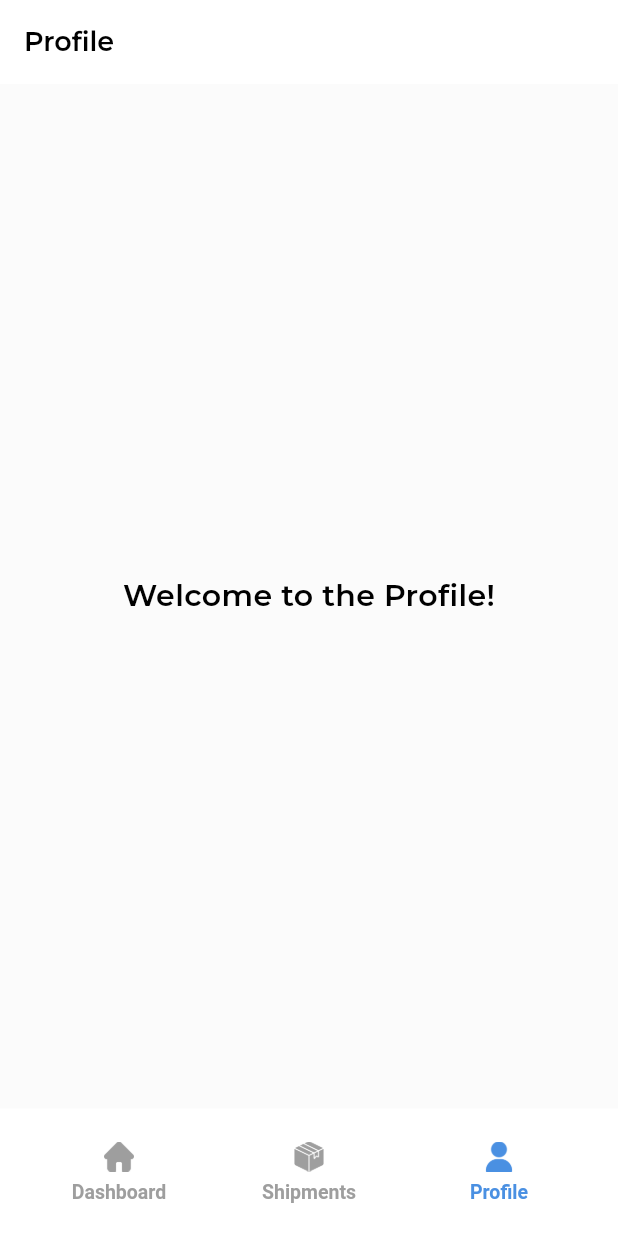
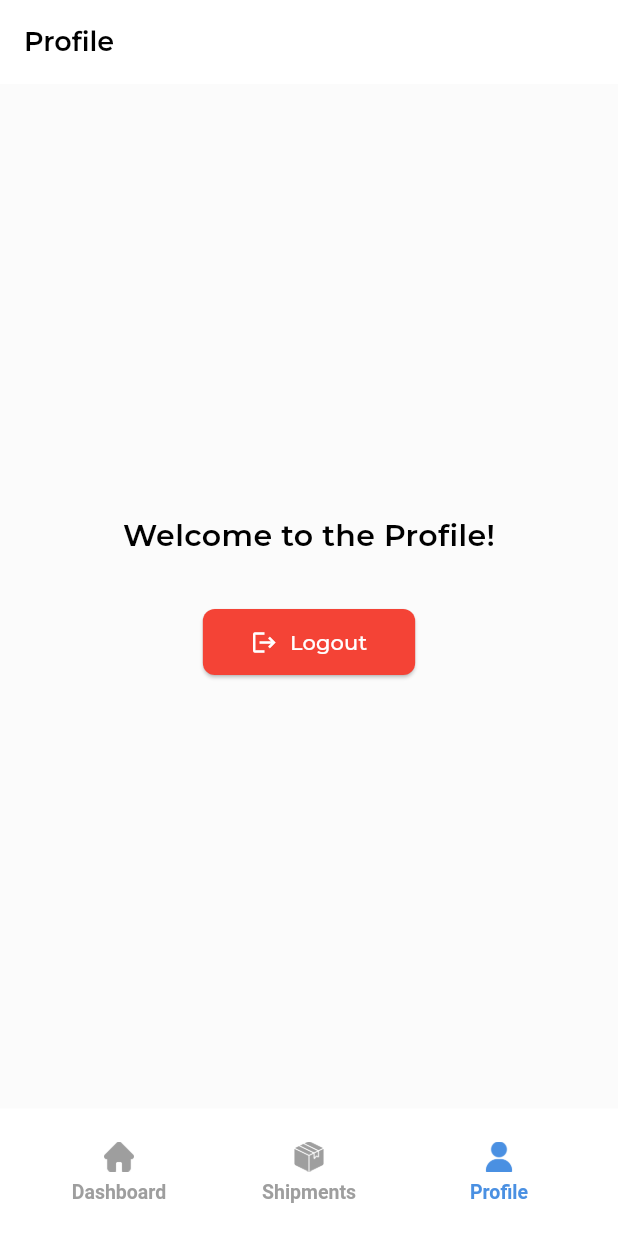
Before and after one commit to sameermansoori1/phoenixFrontend, a Flutter app: the ProfileScreen screen opened by its route, on a phone screen of 412 x 824 dp. Run offline on Flutter 3.47's test engine with Material 3 defaults, Android fonts, the light colour scheme and no system bars; our stand-ins replace device_preview, dio, equatable, flutter_bloc, flutter_secure_storage, fluttertoast and 2 more; accounts and stored records are empty; network calls fail.

Commit message:
caching done

```diff
--- a/lib/features/home/dashboard/presentation/widgets/dashboard_widgets.dart
+++ b/lib/features/home/dashboard/presentation/widgets/dashboard_widgets.dart
@@ -119,6 +119,7 @@ class DeliveryMedicationCard extends StatelessWidget {
 
   Widget _buildDeliveryCard() {
     return Container(
+      height: 199,
       padding: const EdgeInsets.all(20),
       decoration: BoxDecoration(
         color: AppColors.surface,
@@ -173,6 +174,7 @@ class DeliveryMedicationCard extends StatelessWidget {
 
   Widget _buildMedicationCard() {
     return Container(
+      height: 199,
       padding: const EdgeInsets.all(20),
       decoration: BoxDecoration(
         color: AppColors.surface,
@@ -186,6 +188,8 @@ class DeliveryMedicationCard extends StatelessWidget {
         ],
       ),
       child: Column(
+        mainAxisAlignment: MainAxisAlignment.start,
+        crossAxisAlignment: CrossAxisAlignment.center,
         children: [
           Container(
             padding: const EdgeInsets.all(12),
@@ -201,7 +205,7 @@ class DeliveryMedicationCard extends StatelessWidget {
           ),
           const SizedBox(height: 16),
           Text(
-            'Remaining Medication',
+            'Remaining Meds ',
             style: AppTextStyles.textTheme.bodyMedium?.copyWith(
               color: AppColors.textSecondary,
             ),
--- a/lib/features/home/profile/presentation/pages/profile_screen.dart
+++ b/lib/features/home/profile/presentation/pages/profile_screen.dart
@@ -1,5 +1,7 @@
 import 'package:flutter/material.dart';
 import 'package:phoenix_app/core/theme/app_theme.dart';
+import 'package:phoenix_app/core/utils/secure_storage.dart';
+import 'package:go_router/go_router.dart';
 
 class ProfileScreen extends StatelessWidget {
   const ProfileScreen({super.key});
@@ -11,9 +13,34 @@ class ProfileScreen extends StatelessWidget {
         title: const Text('Profile'),
       ),
       body: Center(
-        child: Text(
-          'Welcome to the Profile!',
-          style: AppTheme.lightTheme.textTheme.headlineMedium,
+        child: Column(
+          mainAxisAlignment: MainAxisAlignment.center,
+          children: [
+            Text(
+              'Welcome to the Profile!',
+              style: AppTheme.lightTheme.textTheme.headlineMedium,
+            ),
+            const SizedBox(height: 32),
+            ElevatedButton.icon(
+              icon: const Icon(Icons.logout),
+              label: const Text('Logout'),
+              style: ElevatedButton.styleFrom(
+                backgroundColor: Colors.red,
+                foregroundColor: Colors.white,
+                padding:
+                    const EdgeInsets.symmetric(horizontal: 32, vertical: 12),
+                shape: RoundedRectangleBorder(
+                  borderRadius: BorderRadius.circular(8),
+                ),
+              ),
+              onPressed: () async {
+                await SecureStorage.delete('auth_token');
+                if (context.mounted) {
+                  context.go('/login');
+                }
+              },
+            ),
+          ],
         ),
       ),
     );
--- a/lib/routes/router.dart
+++ b/lib/routes/router.dart
@@ -8,10 +8,15 @@ import 'package:phoenix_app/features/home/profile/presentation/pages/profile_scr
 import 'package:phoenix_app/features/splash/presentation/pages/splash_screen.dart';
 import 'package:phoenix_app/features/home/shipments/presentation/bloc/shipment_bloc.dart';
 import 'package:phoenix_app/features/home/shipments/data/datasources/shipment_remote_data_source.dart';
+import 'package:phoenix_app/features/home/shipments/data/datasources/shipment_local_data_source.dart';
 import 'package:phoenix_app/features/home/shipments/data/repositories/shipment_repository_impl.dart';
 import 'package:phoenix_app/features/home/shipments/domain/usecases/get_shipments_usecase.dart';
 import 'package:phoenix_app/core/utils/network_client.dart';
 import 'package:flutter_bloc/flutter_bloc.dart';
+import 'package:phoenix_app/features/home/dashboard/data/datasources/dashboard_local_data_source.dart';
+import 'package:phoenix_app/features/home/dashboard/data/datasources/dashboard_remote_data_source.dart';
+import 'package:phoenix_app/features/home/dashboard/data/repositories/dashboard_repository_impl.dart';
+import 'package:phoenix_app/features/home/dashboard/domain/usecases/get_dashboard_info_usecase.dart';
 
 // Custom page builder for fade transitions
 Page<T> buildFadePage<T extends Object?>({
@@ -74,10 +79,23 @@ final GoRouter router = GoRouter(
       routes: [
         GoRoute(
           path: '/',
-          pageBuilder: (context, state) => buildFadePage(
-            child: const DashboardScreen(),
-            state: state,
-          ),
+          pageBuilder: (context, state) {
+            final networkClient = NetworkClient();
+            final remoteDataSource =
+                DashboardRemoteDataSource(networkClient: networkClient);
+            final localDataSource = DashboardLocalDataSource();
+            final repository = DashboardRepositoryImpl(
+              remoteDataSource: remoteDataSource,
+              localDataSource: localDataSource,
+            );
+            final getDashboardInfoUseCase = GetDashboardInfoUseCase(repository);
+            return buildFadePage(
+              child: DashboardScreen(
+                getDashboardInfoUseCase: getDashboardInfoUseCase,
+              ),
+              state: state,
+            );
+          },
         ),
         GoRoute(
           path: '/shipments',
@@ -85,8 +103,11 @@ final GoRouter router = GoRouter(
             final networkClient = NetworkClient();
             final remoteDataSource =
                 ShipmentRemoteDataSource(networkClient: networkClient);
-            final repository =
-                ShipmentRepositoryImpl(remoteDataSource: remoteDataSource);
+            final localDataSource = ShipmentLocalDataSource();
+            final repository = ShipmentRepositoryImpl(
+              remoteDataSource: remoteDataSource,
+              localDataSource: localDataSource,
+            );
             final getShipmentsUseCase = GetShipmentsUseCase(repository);
             return buildFadePage(
               child: BlocProvider(
--- a/pubspec.yaml
+++ b/pubspec.yaml
@@ -42,6 +42,7 @@ dependencies:
   flutter_bloc:
   equatable:
   intl:
+  shared_preferences:
 
 
 dev_dependencies:
```
Also changed, not shown: lib/features/home/dashboard/data/datasources/dashboard_local_data_source.dart (+22 -1 lines), lib/features/home/dashboard/data/datasources/dashboard_remote_data_source.dart (+5 -2 lines), lib/features/home/dashboard/data/models/dashboard_response_model.dart (+11 -0 lines), lib/features/home/dashboard/data/repositories/dashboard_repository_impl.dart (+23 -9 lines), lib/features/home/dashboard/presentation/bloc/dashboardBloc/dashboard_bloc.dart (+42 -2 lines), lib/features/home/dashboard/presentation/pages/dashboard_screen.dart (+5 -16 lines), lib/features/home/shipments/data/datasources/shipment_local_data_source.dart (added, +27 -0 lines), lib/features/home/shipments/data/datasources/shipment_remote_data_source.dart (+5 -2 lines), lib/features/home/shipments/data/models/shipment_model.dart (+10 -0 lines), lib/features/home/shipments/data/repositories/shipment_repository_impl.dart (+21 -2 lines), lib/features/home/shipments/presentation/bloc/shipment_bloc.dart (+34 -2 lines), lib/features/home/shipments/presentation/pages/shipment_history_screen.dart (+17 -9 lines), lib/features/splash/presentation/pages/splash_screen.dart (+9 -4 lines), pubspec.lock.
